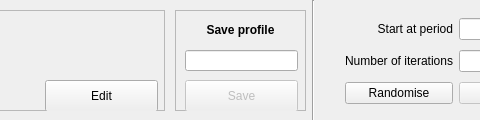
First picture: the form in controlwidget.ui, repository Obson/MicroSim-GUI, before the edit; both pictures show x 425 to 905 and y 0 to 120 of the 1280 by 120 pixel window.
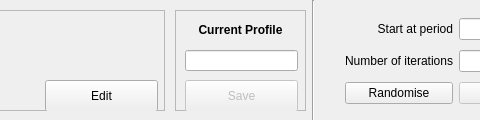
Second picture: the form after the edit.

Commit message: Fixes profile name in control widget

Diff of the .ui file:
```diff
--- a/controlwidget.ui
+++ b/controlwidget.ui
@@ -473,7 +473,7 @@
      </rect>
     </property>
     <property name="text">
-     <string>&lt;html&gt;&lt;head/&gt;&lt;body&gt;&lt;p&gt;&lt;span style=&quot; font-weight:600;&quot;&gt;Save profile&lt;/span&gt;&lt;/p&gt;&lt;/body&gt;&lt;/html&gt;</string>
+     <string>&lt;html&gt;&lt;head/&gt;&lt;body&gt;&lt;p&gt;&lt;span style=&quot; font-weight:600;&quot;&gt;Current Profile&lt;/span&gt;&lt;/p&gt;&lt;/body&gt;&lt;/html&gt;</string>
     </property>
     <property name="alignment">
      <set>Qt::AlignCenter</set>
```
The commit also changes 5 other files.
